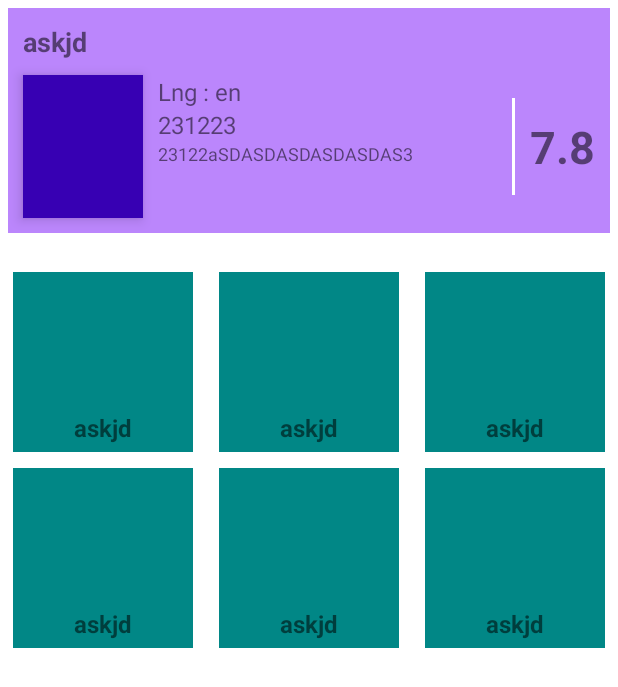
After one commit to DashAF11/movieDetails, an Android app: the layout movies_fragment.xml on its own in the app's theme, with its tools: preview values and no code run, on a phone screen of 412 x 824 dp. The commit adds this screen. Shown: the top 687 px of the screen. Run offline under Robolectric (Android 15) with nearby library versions, the phone set to English and light mode, and no system bars.

Commit message:
added moviesFragment, item_list layouts for recyclerViews, added viewModel

```diff
--- a/app/build.gradle
+++ b/app/build.gradle
@@ -14,6 +14,11 @@ android {
         versionName "1.0"
 
         testInstrumentationRunner "androidx.test.runner.AndroidJUnitRunner"
+    }
+
+    buildFeatures {
+        viewBinding = true
+        dataBinding = true
     }
 
     buildTypes {
@@ -37,6 +42,9 @@ dependencies {
     implementation 'androidx.appcompat:appcompat:1.4.2'
     implementation 'com.google.android.material:material:1.6.1'
     implementation 'androidx.constraintlayout:constraintlayout:2.1.4'
+    implementation 'androidx.legacy:legacy-support-v4:1.0.0'
+    implementation 'androidx.lifecycle:lifecycle-livedata-ktx:2.5.0'
+    implementation 'androidx.lifecycle:lifecycle-viewmodel-ktx:2.5.0'
     testImplementation 'junit:junit:4.+'
     androidTestImplementation 'androidx.test.ext:junit:1.1.3'
     androidTestImplementation 'androidx.test.espresso:espresso-core:3.4.0'
@@ -44,6 +52,15 @@ dependencies {
     implementation 'com.android.support:multidex:1.0.3'
     implementation "androidx.lifecycle:lifecycle-extensions:2.2.0"
     implementation "androidx.lifecycle:lifecycle-common-java8:2.5.0"
+
+    // LiveData
+    implementation "androidx.lifecycle:lifecycle-livedata-ktx:2.5.0"
+
+    // Lifecycles only (without ViewModel or LiveData)
+    implementation "androidx.lifecycle:lifecycle-runtime-ktx:2.5.0"
+
+    // Saved state module for ViewModel
+    implementation "androidx.lifecycle:lifecycle-viewmodel-savedstate:2.5.0"
 
     //Retrofit
     implementation "com.squareup.retrofit2:retrofit:2.9.0"
--- /dev/null
+++ b/app/src/main/java/com/example/moviedetails/fragment/MoviesFragment.kt
@@ -0,0 +1,20 @@
+package com.example.moviedetails.fragment
+
+import android.os.Bundle
+import android.view.LayoutInflater
+import android.view.View
+import android.view.ViewGroup
+import androidx.fragment.app.Fragment
+import com.example.moviedetails.databinding.MoviesFragmentBinding
+
+class MoviesFragment : Fragment() {
+    var binding: MoviesFragmentBinding? = null
+
+    override fun onCreateView(
+        inflater: LayoutInflater, container: ViewGroup?,
+        savedInstanceState: Bundle?
+    ): View {
+        binding = MoviesFragmentBinding.inflate(inflater, container, false)
+        return binding!!.root
+    }
+}
--- /dev/null
+++ b/app/src/main/java/com/example/moviedetails/fragment/MoviesViewModel.kt
@@ -0,0 +1,7 @@
+package com.example.moviedetails.fragment
+
+import androidx.lifecycle.ViewModel
+
+class MoviesViewModel : ViewModel() {
+    // TODO: Implement the ViewModel
+}
--- a/app/src/main/res/layout/activity_main.xml
+++ b/app/src/main/res/layout/activity_main.xml
@@ -6,13 +6,18 @@
     android:layout_height="match_parent"
     tools:context=".MainActivity">
 
-    <TextView
-        android:layout_width="wrap_content"
-        android:layout_height="wrap_content"
-        android:text="Hello World!"
+    <fragment
+        android:id="@+id/navigationFragment"
+        android:name="androidx.navigation.fragment.NavHostFragment"
+        android:layout_width="match_parent"
+        android:layout_height="match_parent"
+        app:defaultNavHost="true"
         app:layout_constraintBottom_toBottomOf="parent"
-        app:layout_constraintLeft_toLeftOf="parent"
-        app:layout_constraintRight_toRightOf="parent"
-        app:layout_constraintTop_toTopOf="parent" />
+        app:layout_constraintEnd_toEndOf="parent"
+        app:layout_constraintStart_toStartOf="parent"
+        app:layout_constraintTop_toTopOf="parent"
+        app:navGraph="@navigation/navigation_component"
+        tools:layout_editor_absoluteX="1dp"
+        tools:layout_editor_absoluteY="1dp" />
 
 </androidx.constraintlayout.widget.ConstraintLayout>
--- /dev/null
+++ b/app/src/main/res/layout/item_list_bottom_movies_layout.xml
@@ -0,0 +1,41 @@
+<?xml version="1.0" encoding="utf-8"?>
+<androidx.constraintlayout.widget.ConstraintLayout xmlns:android="http://schemas.android.com/apk/res/android"
+    xmlns:app="http://schemas.android.com/apk/res-auto"
+    android:layout_width="match_parent"
+    android:layout_height="wrap_content"
+    android:layout_margin="5dp">
+
+    <androidx.constraintlayout.widget.ConstraintLayout
+        android:layout_width="120dp"
+        android:layout_height="120dp"
+        app:layout_constraintBottom_toBottomOf="parent"
+        app:layout_constraintEnd_toEndOf="parent"
+        app:layout_constraintStart_toStartOf="parent"
+        app:layout_constraintTop_toTopOf="parent">
+
+        <TextView
+            android:id="@+id/tvMovieTitle"
+            android:layout_width="wrap_content"
+            android:layout_height="wrap_content"
+            android:layout_margin="5dp"
+            android:elevation="5dp"
+            android:text="askjd"
+            android:textSize="16sp"
+            android:textStyle="bold"
+            app:layout_constraintBottom_toBottomOf="parent"
+            app:layout_constraintEnd_toEndOf="parent"
+            app:layout_constraintStart_toStartOf="parent" />
+
+        <ImageView
+            android:id="@+id/ivMovieDisplayPic"
+            android:layout_width="match_parent"
+            android:layout_height="match_parent"
+            android:background="@color/teal_700"
+            app:layout_constraintBottom_toBottomOf="parent"
+            app:layout_constraintDimensionRatio="4:3"
+            app:layout_constraintStart_toStartOf="parent"
+            app:layout_constraintTop_toBottomOf="@+id/tvMovieTitle" />
+
+    </androidx.constraintlayout.widget.ConstraintLayout>
+
+</androidx.constraintlayout.widget.ConstraintLayout>
--- /dev/null
+++ b/app/src/main/res/layout/item_list_top_movies_layout.xml
@@ -0,0 +1,104 @@
+<?xml version="1.0" encoding="utf-8"?>
+<androidx.constraintlayout.widget.ConstraintLayout xmlns:android="http://schemas.android.com/apk/res/android"
+    xmlns:app="http://schemas.android.com/apk/res-auto"
+    android:layout_width="match_parent"
+    android:layout_height="150dp"
+    android:layout_margin="5dp">
+
+    <ImageView
+        android:id="@+id/ivMovieBG"
+        android:layout_width="match_parent"
+        android:layout_height="match_parent"
+        android:background="@color/purple_200"
+        app:layout_constraintBottom_toBottomOf="parent"
+        app:layout_constraintEnd_toEndOf="parent"
+        app:layout_constraintStart_toStartOf="parent"
+        app:layout_constraintTop_toTopOf="parent" />
+
+    <TextView
+        android:id="@+id/tvMovieTitle"
+        android:layout_width="wrap_content"
+        android:layout_height="wrap_content"
+        android:layout_margin="10dp"
+        android:elevation="5dp"
+        android:text="askjd"
+        android:textSize="18sp"
+        android:textStyle="bold"
+        app:layout_constraintStart_toStartOf="parent"
+        app:layout_constraintTop_toTopOf="parent" />
+
+    <ImageView
+        android:id="@+id/ivMovieDisplayPic"
+        android:layout_width="80dp"
+        android:layout_height="0dp"
+        android:layout_margin="10dp"
+        android:background="@color/purple_700"
+        android:elevation="5dp"
+        app:layout_constraintBottom_toBottomOf="parent"
+        app:layout_constraintStart_toStartOf="parent"
+        app:layout_constraintTop_toBottomOf="@+id/tvMovieTitle" />
+
+    <TextView
+        android:id="@+id/tvMovieLanguage"
+        android:layout_width="wrap_content"
+        android:layout_height="wrap_content"
+        android:layout_marginStart="10dp"
+        android:elevation="5dp"
+        android:text="Lng : en"
+        android:textSize="16sp"
+        android:textStyle="normal"
+        app:layout_constraintStart_toEndOf="@+id/ivMovieDisplayPic"
+        app:layout_constraintTop_toTopOf="@id/ivMovieDisplayPic" />
+
+    <TextView
+        android:id="@+id/tvMovieDate"
+        android:layout_width="wrap_content"
+        android:layout_height="wrap_content"
+        android:layout_marginStart="10dp"
+        android:elevation="5dp"
+        android:text="231223"
+        android:textSize="16sp"
+        android:textStyle="normal"
+        app:layout_constraintStart_toEndOf="@+id/ivMovieDisplayPic"
+        app:layout_constraintTop_toBottomOf="@+id/tvMovieLanguage" />
+
+    <TextView
+        android:id="@+id/tvMovieDesc"
+        android:layout_width="0dp"
+        android:layout_height="wrap_content"
+        android:layout_marginStart="10dp"
+        android:elevation="5dp"
+        android:ellipsize="end"
+        android:maxLines="3"
+        android:text="23122aSDASDASDASDASDAS3"
+        android:textSize="12sp"
+        android:textStyle="normal"
+        app:layout_constraintEnd_toStartOf="@+id/dividerView"
+        app:layout_constraintStart_toEndOf="@+id/ivMovieDisplayPic"
+        app:layout_constraintTop_toBottomOf="@+id/tvMovieDate" />
+
+    <View
+        android:id="@+id/dividerView"
+        android:layout_width="2dp"
+        android:layout_height="0dp"
+        android:layout_marginHorizontal="10dp"
+        android:layout_marginVertical="15dp"
+        android:background="@color/white"
+        app:layout_constraintBottom_toBottomOf="@+id/ivMovieDisplayPic"
+        app:layout_constraintEnd_toStartOf="@+id/tvMovieVote"
+        app:layout_constraintTop_toTopOf="@+id/ivMovieDisplayPic" />
+
+    <TextView
+        android:id="@+id/tvMovieVote"
+        android:layout_width="wrap_content"
+        android:layout_height="wrap_content"
+        android:layout_marginEnd="10dp"
+        android:elevation="5dp"
+        android:text="7.8"
+        android:textSize="30sp"
+        android:textStyle="bold"
+        app:layout_constraintBottom_toBottomOf="@id/ivMovieDisplayPic"
+        app:layout_constraintEnd_toEndOf="parent"
+        app:layout_constraintTop_toTopOf="@+id/ivMovieDisplayPic" />
+
+</androidx.constraintlayout.widget.ConstraintLayout>
--- /dev/null
+++ b/app/src/main/res/layout/movies_fragment.xml
@@ -0,0 +1,33 @@
+<?xml version="1.0" encoding="utf-8"?>
+<androidx.constraintlayout.widget.ConstraintLayout xmlns:android="http://schemas.android.com/apk/res/android"
+    xmlns:app="http://schemas.android.com/apk/res-auto"
+    xmlns:tools="http://schemas.android.com/tools"
+    android:layout_width="match_parent"
+    android:layout_height="match_parent"
+    tools:context=".fragment.MoviesFragment">
+
+    <androidx.recyclerview.widget.RecyclerView
+        android:id="@+id/rvTopMovies"
+        android:layout_width="match_parent"
+        android:layout_height="wrap_content"
+        android:orientation="horizontal"
+        app:layoutManager="androidx.recyclerview.widget.LinearLayoutManager"
+        app:layout_constraintEnd_toEndOf="parent"
+        app:layout_constraintStart_toStartOf="parent"
+        app:layout_constraintTop_toTopOf="parent"
+        tools:listitem="@layout/item_list_top_movies_layout" />
+
+    <androidx.recyclerview.widget.RecyclerView
+        android:id="@+id/rvBottomMovies"
+        android:layout_width="match_parent"
+        android:layout_height="wrap_content"
+        android:layout_marginTop="15dp"
+        app:layoutManager="androidx.recyclerview.widget.GridLayoutManager"
+        app:layout_constraintEnd_toEndOf="parent"
+        app:layout_constraintStart_toStartOf="parent"
+        app:layout_constraintTop_toBottomOf="@+id/rvTopMovies"
+        app:spanCount="3"
+        tools:itemCount="9"
+        tools:listitem="@layout/item_list_bottom_movies_layout" />
+
+</androidx.constraintlayout.widget.ConstraintLayout>
--- /dev/null
+++ b/app/src/main/res/navigation/navigation_component.xml
@@ -0,0 +1,14 @@
+<?xml version="1.0" encoding="utf-8"?>
+<navigation xmlns:android="http://schemas.android.com/apk/res/android"
+    xmlns:app="http://schemas.android.com/apk/res-auto"
+    xmlns:tools="http://schemas.android.com/tools"
+    android:id="@+id/navigation_component.xml"
+    app:startDestination="@id/moviesFragment">
+
+    <fragment
+        android:id="@+id/moviesFragment"
+        android:name="com.example.moviedetails.fragment.MoviesFragment"
+        android:label="movies_fragment"
+        tools:layout="@layout/movies_fragment" />
+
+</navigation>
```
